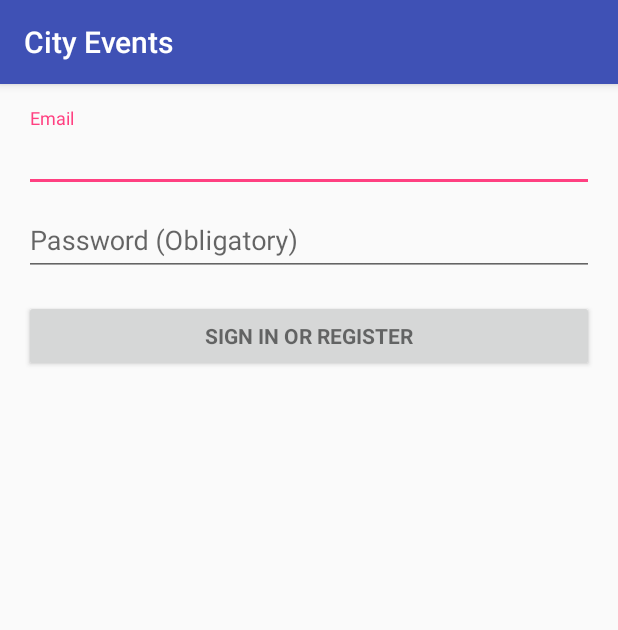
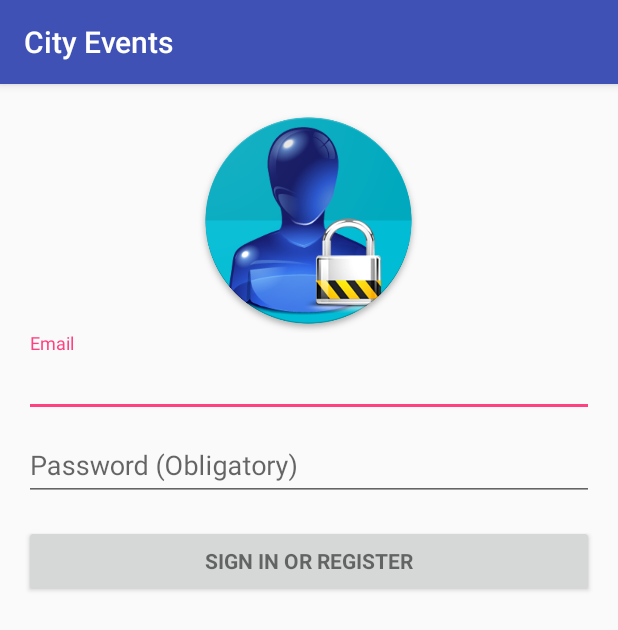
Before and after one commit to Khanzdi/Proyecto-Eventos, an Android app: the screen it shows after launch (LoginActivity), on a phone screen of 412 x 824 dp. Shown: the top 630 px of the screen. Run offline under Robolectric (Android 15) with nearby library versions, the phone set to English and light mode, and no system bars; 2 statements that could not run were skipped.

Commit message:
Cambios Login y icono app

```diff
--- a/app/src/main/res/layout/activity_login.xml
+++ b/app/src/main/res/layout/activity_login.xml
@@ -1,4 +1,5 @@
 <LinearLayout xmlns:android="http://schemas.android.com/apk/res/android"
+    xmlns:app="http://schemas.android.com/apk/res-auto"
     xmlns:tools="http://schemas.android.com/tools"
     android:layout_width="match_parent"
     android:layout_height="match_parent"
@@ -11,6 +12,12 @@
     tools:context="com.example.personal.info_eventos.LoginActivity">
 
     <!-- Login progress -->
+    <ImageView
+        android:id="@+id/imageView"
+        android:layout_width="150dp"
+        android:layout_height="150dp"
+        app:srcCompat="@mipmap/ic_launcher_dos" />
+
     <ProgressBar
         android:id="@+id/login_progress"
         style="?android:attr/progressBarStyleLarge"
```
Also changed, not shown: app/src/main/res/mipmap-hdpi/ic_bienvenida.png (added), app/src/main/res/mipmap-hdpi/ic_launcher.png, app/src/main/res/mipmap-hdpi/ic_launcher_dos.png (added), app/src/main/res/mipmap-hdpi/ic_launcher_round.png (deleted), app/src/main/res/mipmap-mdpi/ic_launcher.png, app/src/main/res/mipmap-xhdpi/ic_launcher.png, app/src/main/res/mipmap-xxhdpi/ic_launcher.png, app/src/main/res/mipmap-xxxhdpi/ic_launcher.png.
